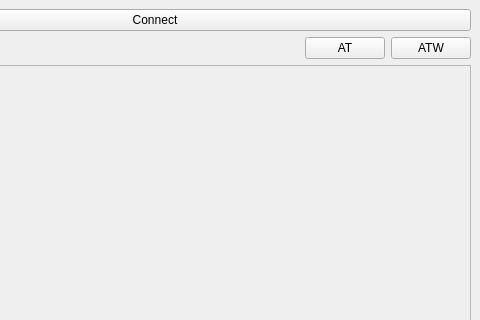
Before: the Qt Designer form ui/configurator_ui.ui in Fabien-B/AT_Configurator, drawn with Qt 5; both pictures show x 319 to 799 and y 0 to 320 of the 799 by 624 pixel window.
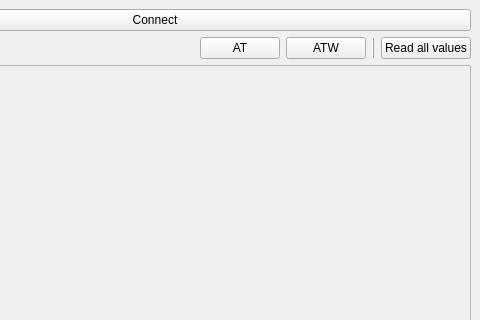
After: the same form once the commit is applied.

```diff
--- a/ui/configurator_ui.ui
+++ b/ui/configurator_ui.ui
@@ -109,6 +109,29 @@
         </property>
        </widget>
       </item>
+      <item>
+       <widget class="QFrame" name="frame">
+        <property name="frameShape">
+         <enum>QFrame::VLine</enum>
+        </property>
+        <property name="frameShadow">
+         <enum>QFrame::Raised</enum>
+        </property>
+       </widget>
+      </item>
+      <item>
+       <widget class="QPushButton" name="read_button">
+        <property name="sizePolicy">
+         <sizepolicy hsizetype="Fixed" vsizetype="Fixed">
+          <horstretch>0</horstretch>
+          <verstretch>0</verstretch>
+         </sizepolicy>
+        </property>
+        <property name="text">
+         <string>Read all values</string>
+        </property>
+       </widget>
+      </item>
      </layout>
     </item>
     <item>
```
Left out of the diff: 4 changed lines with no effect on the pictures.
